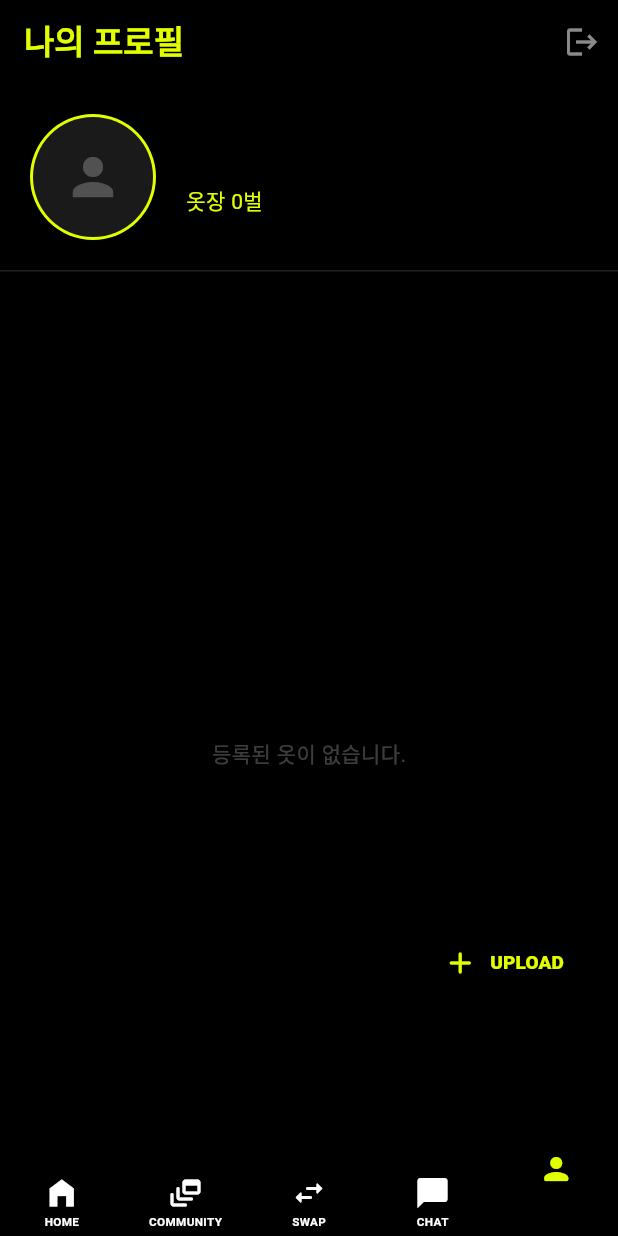
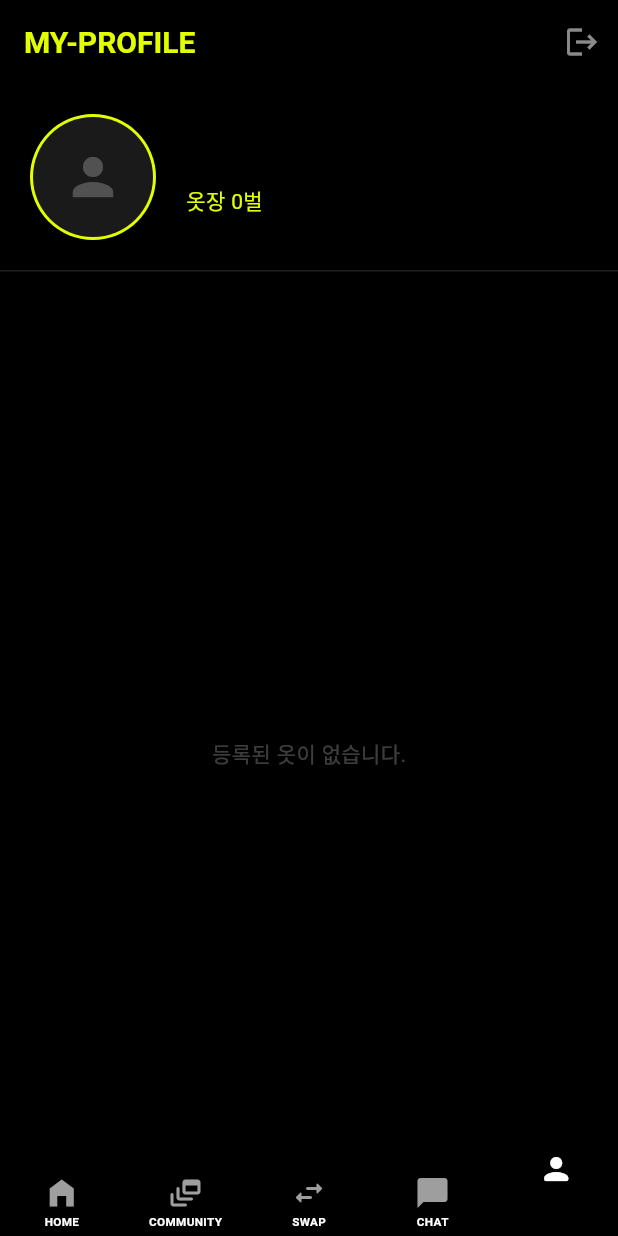
Before and after one commit to ILOVETOSS/wear2wear, a Flutter app: the MainNavigationScreen screen opened directly, item 5 of the bottom bar chosen, after a tap on the "person" icon, on a phone screen of 412 x 824 dp. Run offline on Flutter 3.47's test engine with Material 3 defaults, Android fonts, the phone set to English and light mode, and no system bars; drawn by our look-alikes of curved_navigation_bar; our stand-ins replace carousel_slider, flutter_card_swiper, flutter_screenutil, image_picker, shared_preferences, supabase_flutter; accounts and stored records are empty; network calls fail.

```diff
--- a/lib/main.dart
+++ b/lib/main.dart
@@ -3,12 +3,11 @@ import 'package:supabase_flutter/supabase_flutter.dart';
 import 'package:curved_navigation_bar/curved_navigation_bar.dart';
 import 'package:flutter_screenutil/flutter_screenutil.dart';
 
-// ✅ 커뮤니티 스크린 임포트 활성화
+import 'theme/app_theme.dart'; // 테마 임포트 추가
 import 'screens/community_screen.dart';
 import 'screens/home_screen.dart';
 import 'screens/match_screen.dart';
 import 'screens/swap_screen.dart';
-import 'screens/upload_screen.dart';
 import 'screens/profile_screen.dart';
 import 'screens/login_screen.dart';
 
@@ -35,15 +34,7 @@ class MyApp extends StatelessWidget {
       builder: (context, child) {
         return MaterialApp(
           debugShowCheckedModeBanner: false,
-          theme: ThemeData.light().copyWith(
-            scaffoldBackgroundColor: Colors.white,
-            primaryColor: Colors.black,
-            appBarTheme: const AppBarTheme(
-              backgroundColor: Colors.white,
-              foregroundColor: Colors.black,
-              elevation: 0,
-            ),
-          ),
+          theme: AppTheme.blackWhiteTheme, // ✅ 단일화된 블랙&화이트 테마 적용
           title: 'SWAP-FIT',
           home: supabase.auth.currentSession == null
               ? const LoginScreen()
@@ -65,7 +56,6 @@ class MainNavigationScreen extends StatefulWidget {
 class MainNavigationScreenState extends State<MainNavigationScreen> {
   int currentTabIndex = 0;
 
-  // ✅ 2번째 화면 클래스명 일치 확인
   final List<Widget> _screens = [
     const HomeScreen(),
     const CommunityScreen(),
@@ -80,37 +70,12 @@ class MainNavigationScreenState extends State<MainNavigationScreen> {
     });
   }
 
-  void _openUploadPage() {
-    Navigator.of(context).push(
-      MaterialPageRoute(
-        fullscreenDialog: true,
-        builder: (context) => const UploadScreen(),
-      ),
-    );
-  }
-
   @override
   Widget build(BuildContext context) {
-    bool showUploadButton = currentTabIndex != 2;
-
     return Scaffold(
       key: MainNavigationScreen.navKey,
       extendBody: true,
       body: _screens[currentTabIndex],
-      floatingActionButton: showUploadButton
-          ? Padding(
-        padding: EdgeInsets.only(bottom: 80.h),
-        child: FloatingActionButton.extended(
-          onPressed: _openUploadPage,
-          backgroundColor: Colors.black,
-          foregroundColor: const Color(0xFFE2FF00),
-          elevation: 4,
-          shape: RoundedRectangleBorder(borderRadius: BorderRadius.circular(30.r)),
-          label: Text("UPLOAD", style: TextStyle(fontWeight: FontWeight.w900, fontSize: 13.sp)),
-          icon: const Icon(Icons.add_rounded),
-        ),
-      )
-          : null,
       bottomNavigationBar: CurvedNavigationBar(
         index: currentTabIndex,
         height: 60.0,
@@ -134,7 +99,7 @@ class MainNavigationScreenState extends State<MainNavigationScreen> {
     return Column(
       mainAxisAlignment: MainAxisAlignment.center,
       children: [
-        Icon(icon, size: 24, color: isSelected ? const Color(0xFFE2FF00) : Colors.white),
+        Icon(icon, size: 24, color: isSelected ? Colors.white : Colors.grey),
         if (!isSelected)
           Padding(
             padding: const EdgeInsets.only(top: 2),
--- a/lib/screens/home_screen.dart
+++ b/lib/screens/home_screen.dart
@@ -1,8 +1,6 @@
 import 'package:flutter/material.dart';
 import 'package:flutter_screenutil/flutter_screenutil.dart';
-import 'package:geolocator/geolocator.dart';
-import 'package:geocoding/geocoding.dart';
-import 'search_screen.dart'; // ✅ CommunityScreen 대신 SearchScreen 임포트
+import 'search_screen.dart';
 import '../widgets/home_slider.dart';
 import '../widgets/home_categories.dart';
 import '../widgets/home_brand_section.dart';
@@ -16,55 +14,6 @@ class HomeScreen extends StatefulWidget {
 }
 
 class _HomeScreenState extends State<HomeScreen> {
-  String _currentAddress = "위치 확인 중...";
-
-  @override
-  void initState() {
-    super.initState();
-    _determinePosition();
-  }
-
-  Future<void> _determinePosition() async {
-    try {
-      bool serviceEnabled = await Geolocator.isLocationServiceEnabled();
-      if (!serviceEnabled) {
-        if (!mounted) return;
-        setState(() => _currentAddress = "GPS를 켜주세요");
-        return;
-      }
-
-      LocationPermission permission = await Geolocator.checkPermission();
-      if (permission == LocationPermission.denied) {
-        permission = await Geolocator.requestPermission();
-        if (permission == LocationPermission.denied) {
-          if (!mounted) return;
-          setState(() => _currentAddress = "위치 권한 거부됨");
-          return;
-        }
-      }
-
-      Position position = await Geolocator.getCurrentPosition(
-        desiredAccuracy: LocationAccuracy.medium,
-        timeLimit: const Duration(seconds: 5),
-      );
-
-      List<Placemark> placemarks = await placemarkFromCoordinates(
-        position.latitude,
-        position.longitude,
-      );
-
-      if (!mounted) return;
-      if (placemarks.isNotEmpty) {
-        setState(() {
-          _currentAddress = placemarks[0].subLocality ?? placemarks[0].thoroughfare ?? "위치 미설정";
-        });
-      }
-    } catch (e) {
-      if (!mounted) return;
-      setState(() => _currentAddress = "위치 확인 실패");
-    }
-  }
-
   @override
   Widget build(BuildContext context) {
     return Scaffold(
@@ -76,8 +25,43 @@ class _HomeScreenState extends State<HomeScreen> {
         automaticallyImplyLeading: false,
         title: Row(
           children: [
-            Text("SWAP", style: TextStyle(color: Colors.black, fontWeight: FontWeight.w900, fontSize: 22.sp, letterSpacing: -0.5)),
-            Text("-FIT", style: TextStyle(color: const Color(0xFFE2FF00), fontWeight: FontWeight.w900, fontSize: 22.sp, letterSpacing: -0.5)),
+            Text(
+                "SWAP",
+                style: TextStyle(
+                    color: Colors.black,
+                    fontWeight: FontWeight.w900,
+                    fontSize: 22.sp,
+                    letterSpacing: -0.5
+                )
+            ),
+            // ✅ FIT 부분 가시성 개선
+            Stack(
+              children: [
+                // 1. 글자 뒤에 아주 얇은 외곽선 효과를 주어 경계를 명확히 함
+                Text(
+                  "-FIT",
+                  style: TextStyle(
+                    fontSize: 22.sp,
+                    fontWeight: FontWeight.w900,
+                    letterSpacing: -0.5,
+                    foreground: Paint()
+                      ..style = PaintingStyle.stroke
+                      ..strokeWidth = 1.2
+                      ..color = Colors.black.withOpacity(0.1), // 미세한 테두리
+                  ),
+                ),
+                // 2. 메인 글자색 (기존보다 약간 더 진한 라임색으로 조정)
+                Text(
+                  "-FIT",
+                  style: TextStyle(
+                    color: const Color(0xFFB3EB00), // 가시성을 위해 채도를 약간 높인 라임
+                    fontWeight: FontWeight.w900,
+                    fontSize: 22.sp,
+                    letterSpacing: -0.5,
+                  ),
+                ),
+              ],
+            ),
           ],
         ),
         actions: [
@@ -87,7 +71,6 @@ class _HomeScreenState extends State<HomeScreen> {
           ),
           IconButton(
               icon: Icon(Icons.search, color: Colors.black, size: 26.sp),
-              // ✅ 수정 완료: 이제 검색 아이콘을 누르면 커뮤니티가 아닌 'SearchScreen'으로 이동합니다.
               onPressed: () => Navigator.push(
                   context,
                   MaterialPageRoute(builder: (context) => const SearchScreen())
@@ -99,23 +82,11 @@ class _HomeScreenState extends State<HomeScreen> {
       body: Column(
         crossAxisAlignment: CrossAxisAlignment.start,
         children: [
-          Padding(
-            padding: EdgeInsets.symmetric(horizontal: 16.w, vertical: 8.h),
-            child: Row(
-              children: [
-                Icon(Icons.location_on, color: Colors.black, size: 14.sp),
-                SizedBox(width: 4.w),
-                Text(_currentAddress, style: TextStyle(color: Colors.black, fontWeight: FontWeight.w500, fontSize: 12.sp)),
-              ],
-            ),
-          ),
           Expanded(
             child: ListView(
               physics: const BouncingScrollPhysics(),
               children: [
                 const HomeSlider(),
-
-                // 인기 브랜드 섹션
                 Padding(
                   padding: EdgeInsets.fromLTRB(16.w, 40.h, 16.w, 12.h),
                   child: Row(
@@ -127,7 +98,6 @@ class _HomeScreenState extends State<HomeScreen> {
                   ),
                 ),
                 const HomeBrandSection(),
-
                 SizedBox(height: 20.h),
                 const HomeCategories(),
                 const SelectClothesFeed(),
--- a/lib/screens/profile_screen.dart
+++ b/lib/screens/profile_screen.dart
@@ -256,7 +256,7 @@ class _ProfileScreenState extends State<ProfileScreen> {
     return Scaffold(
       backgroundColor: Colors.black,
       appBar: AppBar(
-        title: Text(_isMe ? "나의 프로필" : "프로필", style: const TextStyle(color: Color(0xFFE2FF00), fontWeight: FontWeight.bold)),
+        title: Text(_isMe ? "MY-PROFILE" : "프로필", style: const TextStyle(color: Color(0xFFE2FF00), fontWeight: FontWeight.bold)),
         backgroundColor: Colors.black,
         iconTheme: const IconThemeData(color: Colors.white),
         elevation: 0,
```
Also changed, not shown: lib/screens/chat_screen.dart (+29 -62 lines), lib/screens/search_screen.dart (+18 -12 lines), lib/theme/app_theme.dart (+69 -25 lines).
